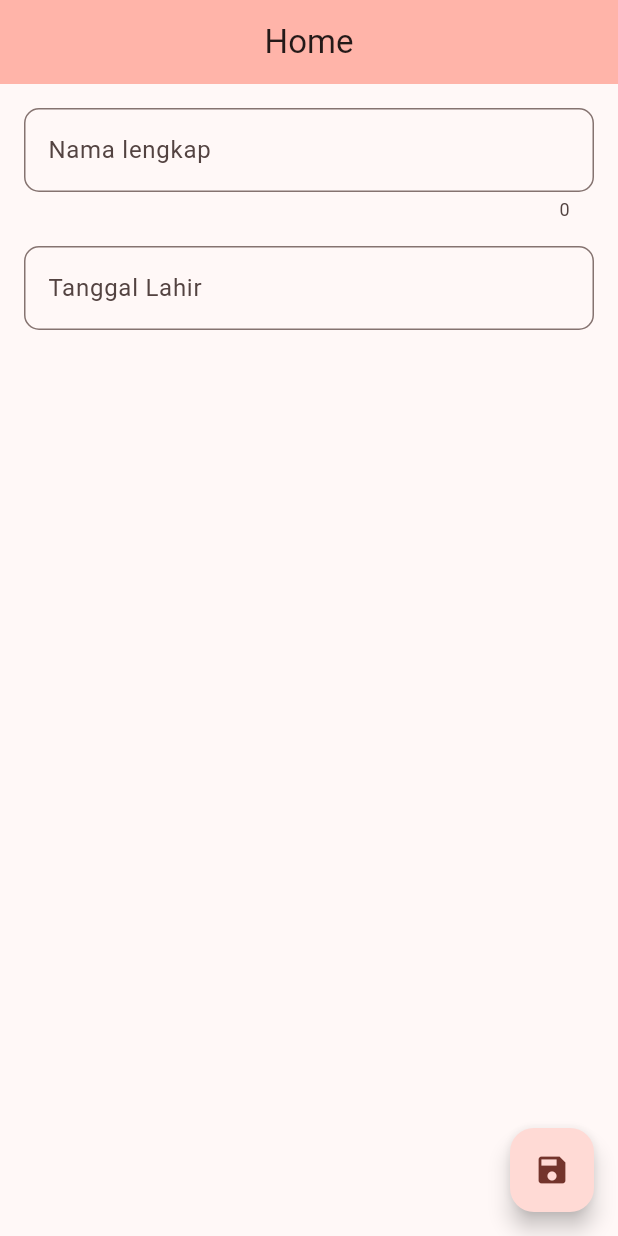
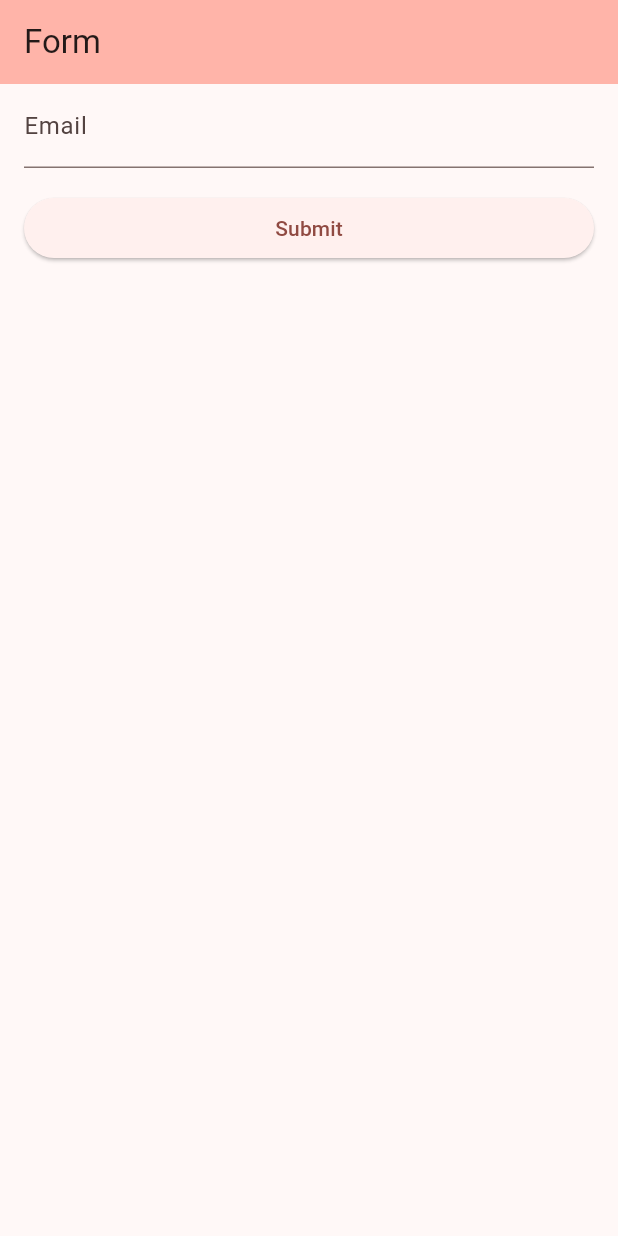
Before and after one commit to nekoto-kun/ppb_tutorial, a Flutter app: the screen it shows after launch, on a phone screen of 412 x 824 dp. Run offline on Flutter 3.47's test engine with Material 2 defaults, Android fonts, the phone set to English and light mode, and no system bars.

Commit message:
Add form example

```diff
--- /dev/null
+++ b/lib/form_screen.dart
@@ -0,0 +1,47 @@
+import 'package:flutter/material.dart';
+
+class FormScreen extends StatefulWidget {
+  const FormScreen({super.key});
+
+  @override
+  State<FormScreen> createState() => _FormScreenState();
+}
+
+class _FormScreenState extends State<FormScreen> {
+  final _formKey = GlobalKey<FormState>();
+
+  @override
+  Widget build(BuildContext context) {
+    return Scaffold(
+      appBar: AppBar(
+        title: const Text('Form'),
+        backgroundColor: Theme.of(context).colorScheme.inversePrimary,
+      ),
+      body: Form(
+        key: _formKey,
+        child: ListView(
+          padding: const EdgeInsets.symmetric(horizontal: 16),
+          children: [
+            TextFormField(
+              decoration: const InputDecoration(labelText: 'Email'),
+              validator: (value) {
+                return value!.isEmpty ? 'Email is required' : null;
+              },
+            ),
+            const SizedBox(height: 16),
+            ElevatedButton(
+              onPressed: () {
+                if (_formKey.currentState!.validate()) {
+                  ScaffoldMessenger.of(context).showSnackBar(
+                    const SnackBar(content: Text('Submitting data...')),
+                  );
+                }
+              },
+              child: const Text('Submit'),
+            ),
+          ],
+        ),
+      ),
+    );
+  }
+}
--- a/lib/main.dart
+++ b/lib/main.dart
@@ -1,5 +1,6 @@
 import 'package:flutter/material.dart';
-import 'package:ppb_tutorial/home_screen.dart';
+import 'package:ppb_tutorial/form_screen.dart';
+// import 'package:ppb_tutorial/home_screen.dart';
 
 void main() {
   runApp(const MyApp());
@@ -16,7 +17,7 @@ class MyApp extends StatelessWidget {
         colorScheme: ColorScheme.fromSeed(seedColor: Colors.red),
         useMaterial3: true,
       ),
-      home: const HomeScreen(),
+      home: const FormScreen(),
     );
   }
 }
```
